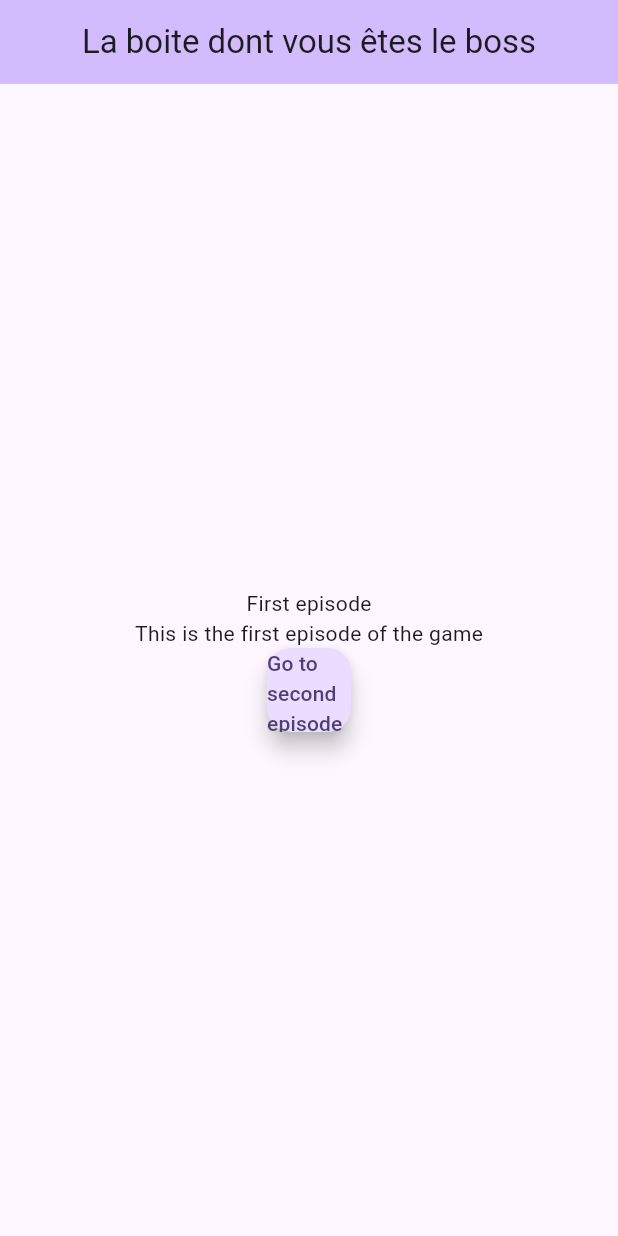
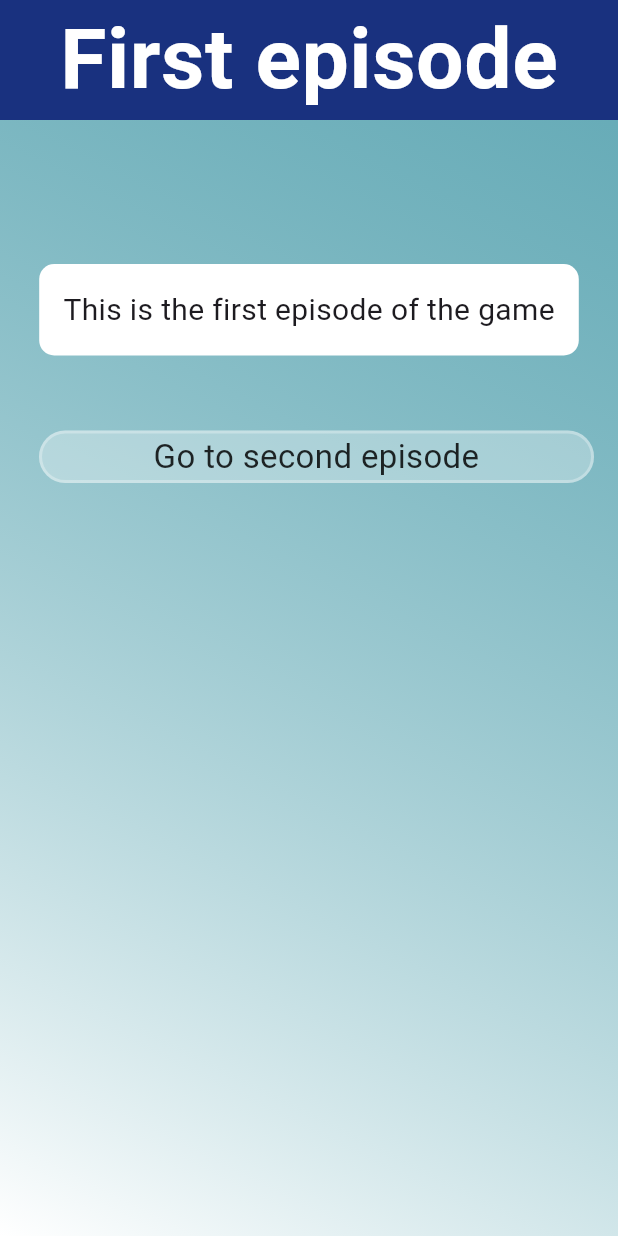
Before and after one commit to ThomasFabrePro/you_are_the_boss, a Flutter app: the screen it shows after launch, on a phone screen of 412 x 824 dp. Run offline on Flutter 3.47's test engine with Material 2 defaults, Android fonts, the light colour scheme and no system bars; our stand-ins replace rxdart, shared_preferences.

Commit message:
debut front

```diff
--- a/lib/main.dart
+++ b/lib/main.dart
@@ -66,12 +66,13 @@
 
   @override
   Widget build(BuildContext context) {
-    // double width = (MediaQuery.of(context).size.width);
+    double width = (MediaQuery.of(context).size.width);
+    double height = (MediaQuery.of(context).size.height);
     return Scaffold(
-      appBar: AppBar(
-        backgroundColor: Theme.of(context).colorScheme.inversePrimary,
-        title: Center(child: Text(widget.title)),
-      ),
+      // appBar: AppBar(
+      //   backgroundColor: Theme.of(context).colorScheme.inversePrimary,
+      //   title: Center(child: Text(widget.title)),
+      // ),
       body: Center(
           child: StreamBuilder<bool>(
         stream: episodeViewModel.isLoading,
@@ -87,27 +88,65 @@
                     if (snapshot.hasData) {
                       final episode = snapshot.data!;
                       List decisionButtons = episode.decisionButtons;
-                      return SingleChildScrollView(
-                          child: Column(
-                        children: <Widget>[
-                          Text(
-                            episode.title,
+                      return Container(
+                        width: width,
+                        height: height,
+                        decoration: const BoxDecoration(
+                          gradient: LinearGradient(
+                            colors: [
+                              Color.fromARGB(161, 7, 123, 138),
+                              Colors.white
+                            ],
+                            begin: Alignment(1, -1),
+                            end: Alignment(-1, 1),
                           ),
-                          Text(
-                            episode.content,
-                          ),
-                          ...decisionButtons,
-
-                          // for (var button in episode.decisionButtons)
-                          //   DecisionButton(
-                          //     onPressed: () {
-                          //       episodeViewModel.loadEpisode(button);
-                          //     },
-                          //     // tooltip: ,
-                          //     child: Text(button.buttonLabel),
-                          //   ),
-                        ],
-                      ));
+                        ),
+                        child: SingleChildScrollView(
+                            child: Column(
+                          children: [
+                            Container(
+                              color: const Color.fromRGBO(25, 49, 127, 1),
+                              width: width,
+                              height: 80,
+                              child: FittedBox(
+                                child: Center(
+                                  child: Text(episode.title,
+                                      style: const TextStyle(
+                                        fontSize: 40,
+                                        fontWeight: FontWeight.bold,
+                                        color: Colors.white,
+                                      )),
+                                ),
+                              ),
+                            ),
+                            Padding(
+                              padding: const EdgeInsets.all(16.0),
+                              child: Column(
+                                children: <Widget>[
+                                  const SizedBox(height: 80),
+                                  Container(
+                                    constraints: const BoxConstraints(
+                                      maxWidth: 1000,
+                                    ),
+                                    // width: width,
+                                    decoration: BoxDecoration(
+                                      color: Colors.white,
+                                      borderRadius: BorderRadius.circular(10),
+                                    ),
+                                    child: Padding(
+                                      padding: const EdgeInsets.all(16.0),
+                                      child: Text(episode.content,
+                                          style: TextStyle(fontSize: 20)),
+                                    ),
+                                  ),
+                                  const SizedBox(height: 40),
+                                  ...decisionButtons,
+                                ],
+                              ),
+                            ),
+                          ],
+                        )),
+                      );
                     } else if (snapshot.hasError) {
                       // Handle the error state
                       return Text('Error: ${snapshot.error}');
--- a/lib/widgets/decision_button.dart
+++ b/lib/widgets/decision_button.dart
@@ -23,15 +23,38 @@ class DecisionButton extends StatefulWidget {
 class _DecisionButtonState extends State<DecisionButton> {
   @override
   Widget build(BuildContext context) {
-    return FloatingActionButton(
-      onPressed: () async {
+    return GestureDetector(
+      onTap: () async {
         final SharedPreferences prefs = await SharedPreferences.getInstance();
         prefs.setString('episode', widget.episodeUuid);
         Episode episode = ListEpisodes().getEpisode(widget.episodeUuid);
         MyHomePage.episodeViewModel.loadEpisode(episode);
       },
-      // tooltip: ,
-      child: Text(widget.buttonLabel),
+      child: Padding(
+        padding: const EdgeInsets.only(top: 10.0, left: 10.0),
+        child: Container(
+          constraints: const BoxConstraints(maxWidth: 600),
+          decoration: BoxDecoration(
+            color: Colors.white.withOpacity(0.3),
+            borderRadius: BorderRadius.circular(25),
+            border: Border.all(
+              color: Colors.white30,
+              width: 2,
+            ),
+          ),
+          child: Center(
+            child: Text(
+              widget.buttonLabel,
+              textAlign: TextAlign.center,
+              style: const TextStyle(
+                fontSize: 22,
+                // fontWeight: FontWeight.bold,
+                color: Color.fromARGB(213, 0, 0, 0),
+              ),
+            ),
+          ),
+        ),
+      ),
     );
   }
 }
```
